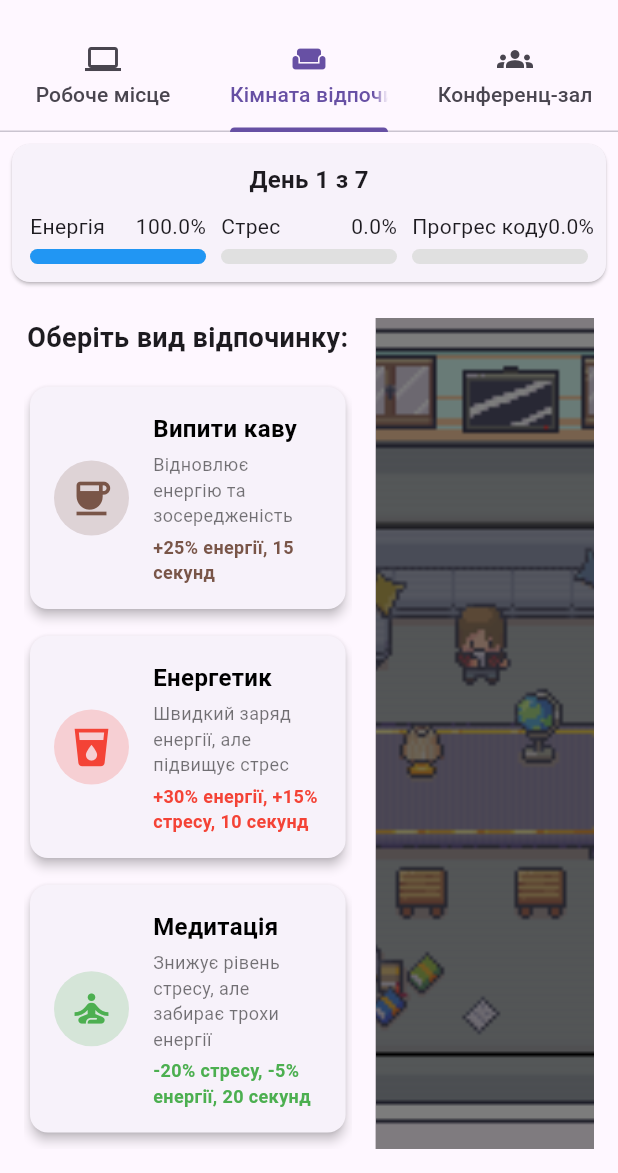
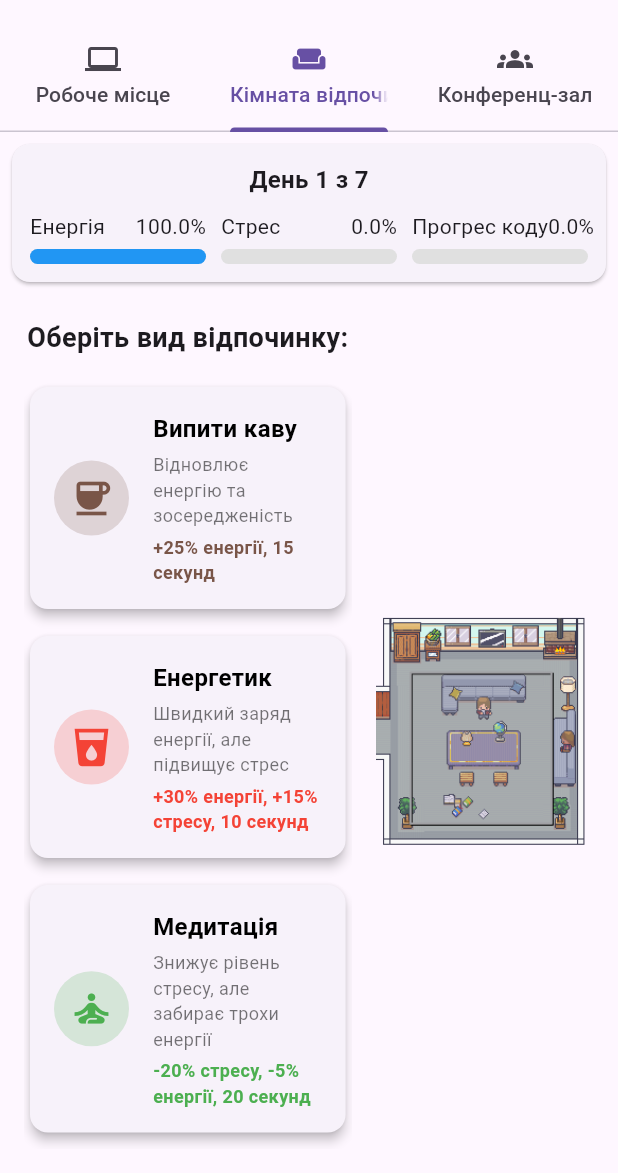
Before and after one commit to TexnoViktor/diploma, a Flutter app: the GameScreen screen opened by its route, tab 2 chosen, on a phone screen of 412 x 824 dp, the part 63-1236 px from its top. Run offline on Flutter 3.47's test engine with Material 3 defaults, Android fonts, the phone set to English and light mode, and no system bars; our stand-ins replace shared_preferences; accounts and stored records are empty.

Commit message:
fixing the appiarence

```diff
--- a/programmer_life/lib/widgets/break_room_tab.dart
+++ b/programmer_life/lib/widgets/break_room_tab.dart
@@ -156,14 +156,13 @@ class BreakRoomTab extends StatelessWidget {
                 borderRadius: BorderRadius.circular(8),
                 image: DecorationImage(
                   image: AssetImage('assets/images/break_room.png'),
-                  fit: BoxFit.cover,
+                  fit: BoxFit.contain,
                 ),
               ),
               alignment: Alignment.center,
               child: Stack(
                 children: [
                   Container(
-                    color: Colors.black.withOpacity(0.5),
                     width: double.infinity,
                     height: double.infinity,
                   ),
```
